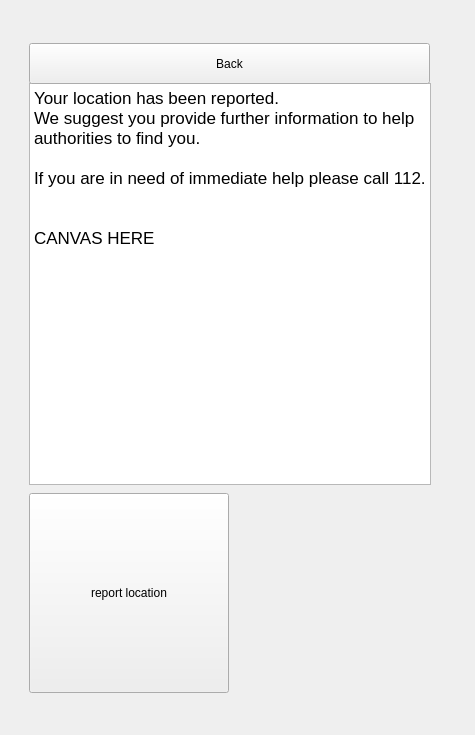
Old version of the form StormHelpClass/storm_help_dockwidget_base.ui in the repository muha321/2016_Group4_StormHelp.
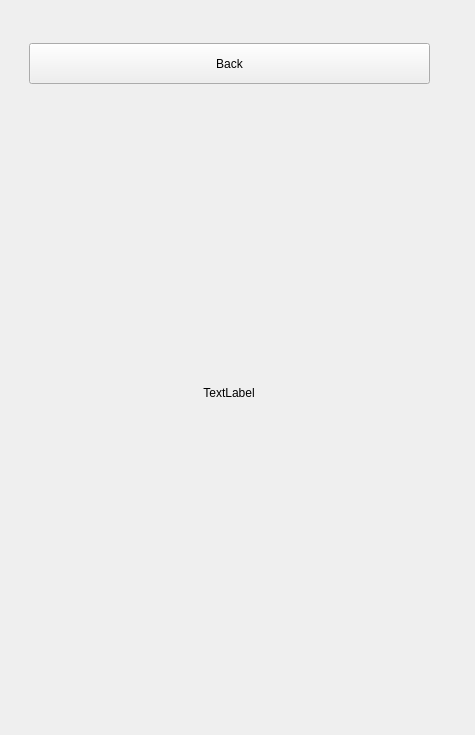
New version of the form. The open tabs and pages were chosen to show the change. Custom widgets are drawn as their Qt base class.

The edit to the form file:
```diff
--- a/StormHelpClass/storm_help_dockwidget_base.ui
+++ b/StormHelpClass/storm_help_dockwidget_base.ui
@@ -840,55 +840,7 @@
        <zorder>button_goBack6</zorder>
       </widget>
       <widget class="QWidget" name="page7">
-       <widget class="QTextBrowser" name="textBrowser">
-        <property name="geometry">
-         <rect>
-          <x>20</x>
-          <y>60</y>
-          <width>402</width>
-          <height>402</height>
-         </rect>
-        </property>
-        <property name="html">
-         <string>&lt;!DOCTYPE HTML PUBLIC &quot;-//W3C//DTD HTML 4.0//EN&quot; &quot;http://www.w3.org/TR/REC-html40/strict.dtd&quot;&gt;
-&lt;html&gt;&lt;head&gt;&lt;meta name=&quot;qrichtext&quot; content=&quot;1&quot; /&gt;&lt;style type=&quot;text/css&quot;&gt;
-p, li { white-space: pre-wrap; }
-&lt;/style&gt;&lt;/head&gt;&lt;body style=&quot; font-family:'.SF NS Text'; font-size:13pt; font-weight:400; font-style:normal;&quot;&gt;
-&lt;p style=&quot; margin-top:0px; margin-bottom:0px; margin-left:0px; margin-right:0px; -qt-block-indent:0; text-indent:0px;&quot;&gt;Your location has been reported.&lt;/p&gt;
-&lt;p style=&quot; margin-top:0px; margin-bottom:0px; margin-left:0px; margin-right:0px; -qt-block-indent:0; text-indent:0px;&quot;&gt;We suggest you provide further information to help authorities to find you.&lt;/p&gt;
-&lt;p style=&quot;-qt-paragraph-type:empty; margin-top:0px; margin-bottom:0px; margin-left:0px; margin-right:0px; -qt-block-indent:0; text-indent:0px;&quot;&gt;&lt;br /&gt;&lt;/p&gt;
-&lt;p style=&quot; margin-top:0px; margin-bottom:0px; margin-left:0px; margin-right:0px; -qt-block-indent:0; text-indent:0px;&quot;&gt;If you are in need of immediate help please call 112.&lt;/p&gt;
-&lt;p style=&quot;-qt-paragraph-type:empty; margin-top:0px; margin-bottom:0px; margin-left:0px; margin-right:0px; -qt-block-indent:0; text-indent:0px;&quot;&gt;&lt;br /&gt;&lt;/p&gt;
-&lt;p style=&quot;-qt-paragraph-type:empty; margin-top:0px; margin-bottom:0px; margin-left:0px; margin-right:0px; -qt-block-indent:0; text-indent:0px;&quot;&gt;&lt;br /&gt;&lt;/p&gt;
-&lt;p style=&quot; margin-top:0px; margin-bottom:0px; margin-left:0px; margin-right:0px; -qt-block-indent:0; text-indent:0px;&quot;&gt;CANVAS HERE&lt;/p&gt;&lt;/body&gt;&lt;/html&gt;</string>
-        </property>
-       </widget>
-       <widget class="QPushButton" name="button_provideInformation">
-        <property name="geometry">
-         <rect>
-          <x>20</x>
-          <y>470</y>
-          <width>200</width>
-          <height>200</height>
-         </rect>
-        </property>
-        <property name="minimumSize">
-         <size>
-          <width>200</width>
-          <height>200</height>
-         </size>
-        </property>
-        <property name="maximumSize">
-         <size>
-          <width>200</width>
-          <height>200</height>
-         </size>
-        </property>
-        <property name="text">
-         <string>report location</string>
-        </property>
-       </widget>
-       <widget class="QPushButton" name="button_startNew7">
+       <widget class="QPushButton" name="button_goBack7">
         <property name="geometry">
          <rect>
           <x>20</x>
@@ -901,6 +853,37 @@
          <string>Back</string>
         </property>
        </widget>
+       <widget class="QLabel" name="label_weather7">
+        <property name="geometry">
+         <rect>
+          <x>20</x>
+          <y>70</y>
+          <width>400</width>
+          <height>600</height>
+         </rect>
+        </property>
+        <property name="minimumSize">
+         <size>
+          <width>400</width>
+          <height>600</height>
+         </size>
+        </property>
+        <property name="maximumSize">
+         <size>
+          <width>400</width>
+          <height>600</height>
+         </size>
+        </property>
+        <property name="text">
+         <string>TextLabel</string>
+        </property>
+        <property name="scaledContents">
+         <bool>true</bool>
+        </property>
+        <property name="alignment">
+         <set>Qt::AlignCenter</set>
+        </property>
+       </widget>
       </widget>
       <widget class="QWidget" name="page8">
        <widget class="QPushButton" name="button_goBack8">
```
Left out of the diff: 145 changed lines with no effect on the pictures.
